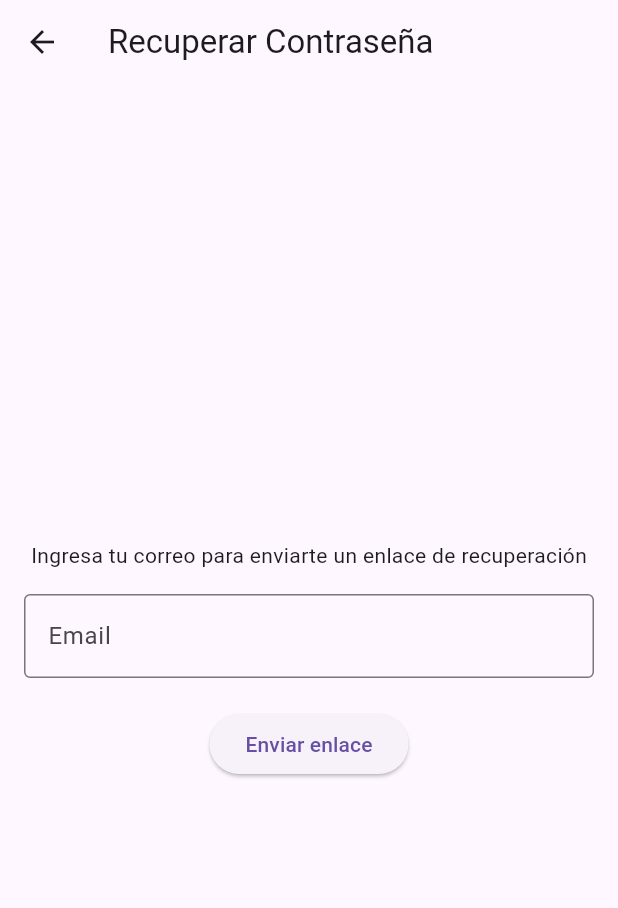
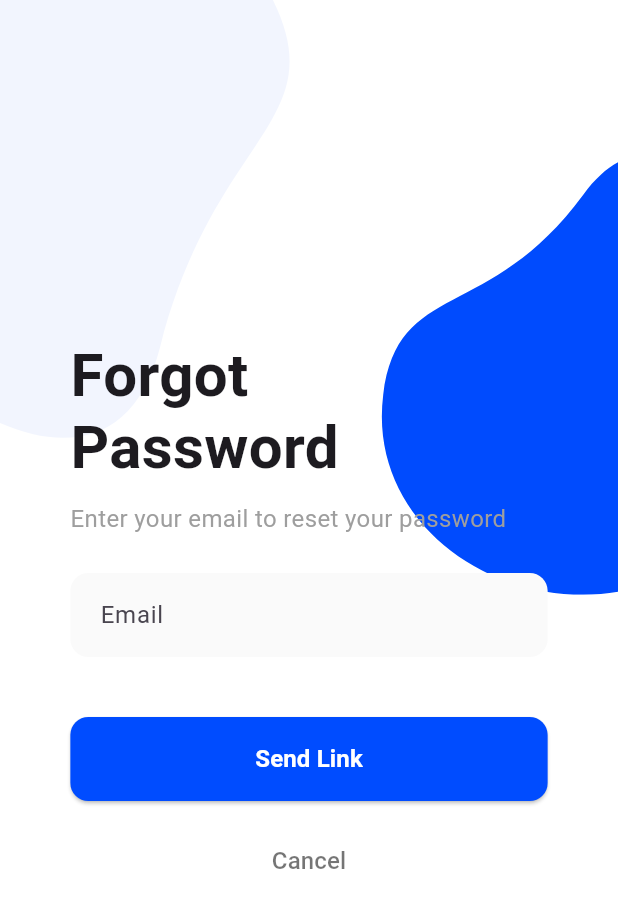
Before and after one commit to JosePabloSG/quickstore_app, a Flutter app: the ForgotPasswordScreen screen opened directly, on a phone screen of 412 x 824 dp. Shown: the top 908 px of the screen. Run offline on Flutter 3.47's test engine with Material 3 defaults, Android fonts, the phone set to English and light mode, and no system bars; our stand-ins replace cached_network_image, dio, firebase_auth, firebase_core, flutter_secure_storage, flutter_svg and 2 more; accounts and stored records are empty; network calls fail.

Commit message:
Estilos en olvidar contarseña

```diff
--- a/lib/screens/forgot_password_screen.dart
+++ b/lib/screens/forgot_password_screen.dart
@@ -1,4 +1,5 @@
 import 'package:flutter/material.dart';
+import 'package:flutter_svg/flutter_svg.dart';
 import '../services/auth_service.dart';
 
 class ForgotPasswordScreen extends StatefulWidget {
@@ -37,42 +38,123 @@ class _ForgotPasswordScreenState extends State<ForgotPasswordScreen> {
 
   @override
   Widget build(BuildContext context) {
+    final screenWidth = MediaQuery.of(context).size.width;
+    final screenHeight = MediaQuery.of(context).size.height;
+
     return Scaffold(
-      appBar: AppBar(title: const Text('Recuperar Contraseña')),
-      body: Padding(
-        padding: const EdgeInsets.all(16.0),
+      backgroundColor: Colors.white,
+      body: SafeArea(
+        child: Stack(
+          children: [
+            Positioned(
+              top: -50,
+              left: 0,
+              right: 0,
+              child: SvgPicture.asset(
+                'assets/Images/Bubbles_register.svg',
+                width: screenWidth,
+                fit: BoxFit.fitWidth,
+              ),
+            ),
+            Container(
+              width: screenWidth * 0.85,
+              height: screenHeight,
+              padding: const EdgeInsets.symmetric(horizontal: 16.0),
+              margin: EdgeInsets.symmetric(horizontal: screenWidth * 0.075),
               child: Form(
                 key: _formKey,
                 child: Column(
                   mainAxisAlignment: MainAxisAlignment.center,
+                  crossAxisAlignment: CrossAxisAlignment.start,
                   children: [
                     const Text(
-                'Ingresa tu correo para enviarte un enlace de recuperación',
+                      'Forgot\nPassword',
+                      style: TextStyle(
+                        fontSize: 40,
+                        fontWeight: FontWeight.bold,
+                        height: 1.2,
                       ),
-              const SizedBox(height: 16),
+                    ),
+                    const SizedBox(height: 12),
+                    const Text(
+                      'Enter your email to reset your password',
+                      style: TextStyle(
+                        fontSize: 16,
+                        color: Colors.grey,
+                        height: 1.5,
+                      ),
+                    ),
+                    const SizedBox(height: 24),
                     TextFormField(
                       controller: _emailController,
-                decoration: const InputDecoration(
+                      decoration: InputDecoration(
                         labelText: 'Email',
-                  border: OutlineInputBorder(),
+                        filled: true,
+                        fillColor: Colors.grey[50],
+                        border: OutlineInputBorder(
+                          borderRadius: BorderRadius.circular(12),
+                          borderSide: BorderSide.none,
                         ),
+                        enabledBorder: OutlineInputBorder(
+                          borderRadius: BorderRadius.circular(12),
+                          borderSide: BorderSide.none,
+                        ),
+                        contentPadding: const EdgeInsets.symmetric(
+                          horizontal: 16,
+                          vertical: 16,
+                        ),
+                      ),
+                      keyboardType: TextInputType.emailAddress,
                       validator:
                           (value) =>
                               value == null || value.isEmpty
-                            ? 'Ingresa un email'
+                                  ? 'Please enter your email'
                                   : null,
                     ),
-              const SizedBox(height: 20),
+                    const SizedBox(height: 40),
+                    SizedBox(
+                      width: double.infinity,
+                      height: 56,
+                      child: ElevatedButton(
+                        onPressed: _isSending ? null : _sendResetEmail,
+                        style: ElevatedButton.styleFrom(
+                          backgroundColor: const Color(0xFF004CFF),
+                          foregroundColor: Colors.white,
+                          shape: RoundedRectangleBorder(
+                            borderRadius: BorderRadius.circular(12),
+                          ),
+                        ),
+                        child:
                             _isSending
-                  ? const CircularProgressIndicator()
-                  : ElevatedButton(
-                    onPressed: _sendResetEmail,
-                    child: const Text('Enviar enlace'),
+                                ? const CircularProgressIndicator(
+                                  color: Colors.white,
+                                )
+                                : const Text(
+                                  'Send Link',
+                                  style: TextStyle(
+                                    fontSize: 16,
+                                    fontWeight: FontWeight.bold,
+                                  ),
+                                ),
+                      ),
+                    ),
+                    const SizedBox(height: 16),
+                    Center(
+                      child: TextButton(
+                        onPressed: () => Navigator.of(context).pop(),
+                        child: const Text(
+                          'Cancel',
+                          style: TextStyle(color: Colors.black54, fontSize: 16),
+                        ),
+                      ),
                     ),
                   ],
                 ),
               ),
             ),
+          ],
+        ),
+      ),
     );
   }
 }
```
Also changed, not shown: package-lock.json (added). Lines whose indentation alone changed are shown as unchanged.
